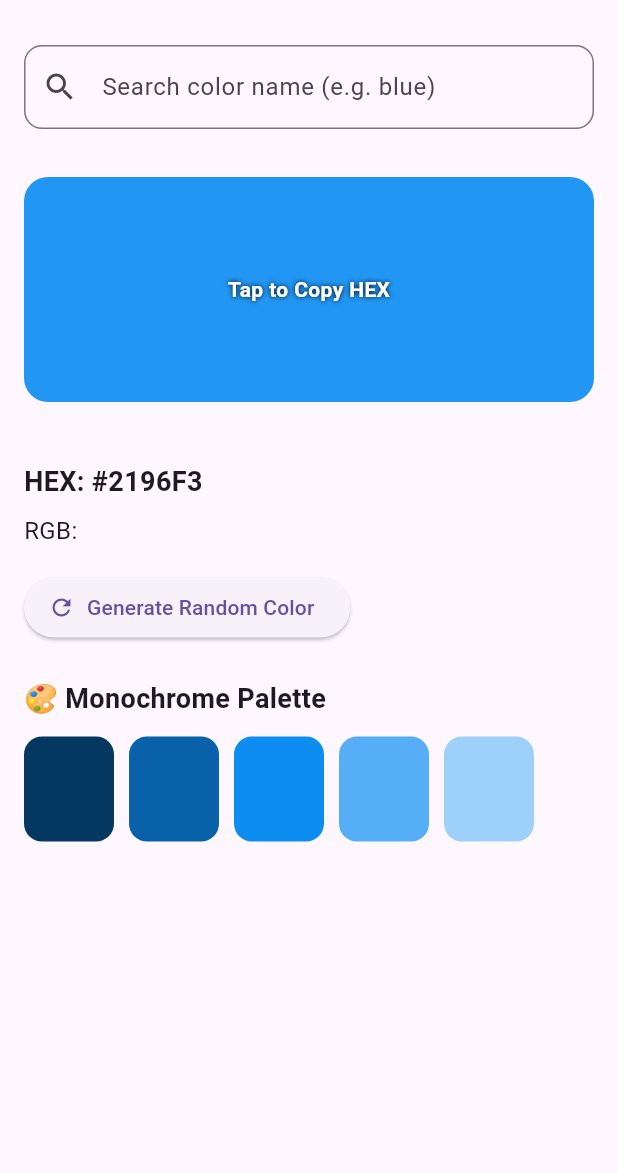
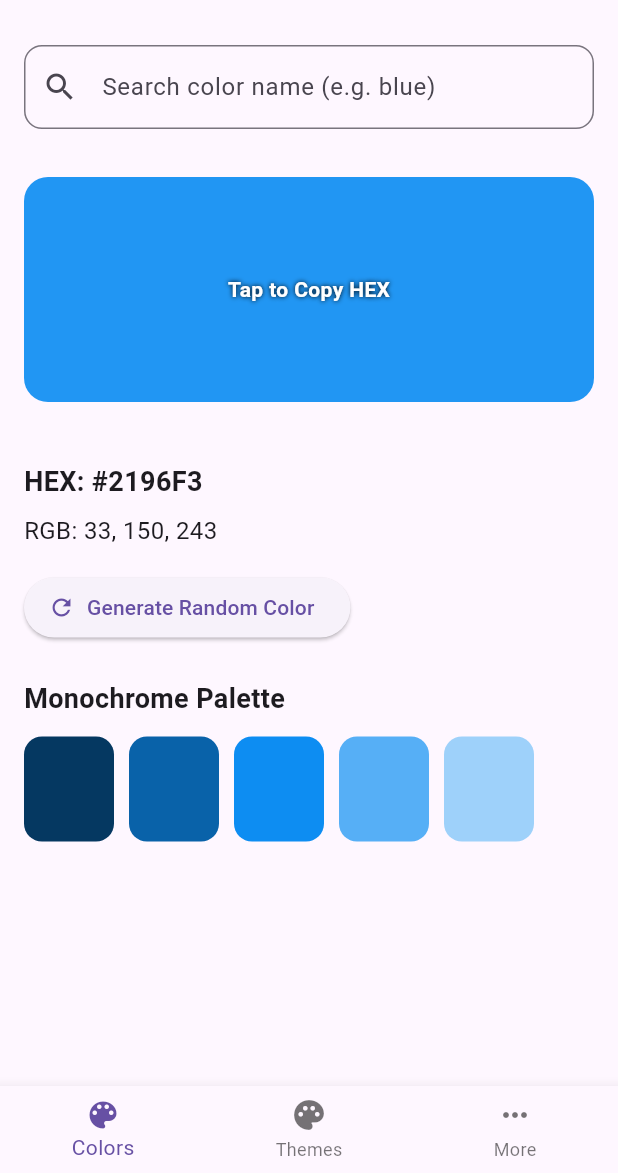
Before and after one commit to jb-git-code/heco, a Flutter app: the screen it shows after launch, on a phone screen of 412 x 824 dp, the part 63-1236 px from its top. Run offline on Flutter 3.47's test engine with Material 3 defaults, Android fonts, the light colour scheme and no system bars; our stand-ins replace flutter_colorpicker.

Commit message:
add theme generator

```diff
--- a/lib/main.dart
+++ b/lib/main.dart
@@ -1,5 +1,5 @@
 import 'package:flutter/material.dart';
-import 'screens/home_screen.dart';
+import 'screens/root_screen.dart';
 
 void main() {
   runApp(const ColorHelperApp());
@@ -11,13 +11,10 @@ class ColorHelperApp extends StatelessWidget {
   @override
   Widget build(BuildContext context) {
     return MaterialApp(
-      title: 'Color Helper',
       debugShowCheckedModeBanner: false,
-      theme: ThemeData(
-        useMaterial3: true,
-        fontFamily: 'Roboto',
-      ),
-      home: const HomeScreen(),
+      title: 'HECO',
+      theme: ThemeData(useMaterial3: true),
+      home: const RootScreen(),
     );
   }
 }
--- a/lib/screens/home_screen.dart
+++ b/lib/screens/home_screen.dart
@@ -161,7 +161,7 @@ class _HomeScreenState extends State<HomeScreen> {
               style: const TextStyle(fontSize: 18, fontWeight: FontWeight.w600),
             ),
             const SizedBox(height: 8),
-            Text("RGB: ", style: const TextStyle(fontSize: 16)),
+            Text("RGB: $rgb", style: const TextStyle(fontSize: 16)),
 
             const SizedBox(height: 16),
 
@@ -175,7 +175,7 @@ class _HomeScreenState extends State<HomeScreen> {
 
             // 🎨 MONOCHROME PALETTE
             const Text(
-              "🎨 Monochrome Palette",
+              "Monochrome Palette",
               style: TextStyle(fontSize: 18, fontWeight: FontWeight.bold),
             ),
 
--- /dev/null
+++ b/lib/screens/root_screen.dart
@@ -0,0 +1,45 @@
+import 'package:flutter/material.dart';
+import 'home_screen.dart';
+import 'theme_generator_screen.dart';
+import 'future_screen.dart';
+
+class RootScreen extends StatefulWidget {
+  const RootScreen({super.key});
+
+  @override
+  State<RootScreen> createState() => _RootScreenState();
+}
+
+class _RootScreenState extends State<RootScreen> {
+  int _currentIndex = 0;
+
+  final List<Widget> _screens = const [
+    HomeScreen(),
+    ThemeGeneratorScreen(),
+    FutureScreen(),
+  ];
+
+  @override
+  Widget build(BuildContext context) {
+    return Scaffold(
+      body: _screens[_currentIndex],
+
+      bottomNavigationBar: BottomNavigationBar(
+        currentIndex: _currentIndex,
+        onTap: (index) {
+          setState(() {
+            _currentIndex = index;
+          });
+        },
+        items: const [
+          BottomNavigationBarItem(
+            icon: Icon(Icons.color_lens ),
+            label: "Colors",
+          ),
+          BottomNavigationBarItem(icon: Icon(Icons.palette), label: "Themes"),
+          BottomNavigationBarItem(icon: Icon(Icons.more_horiz), label: "More"),
+        ],
+      ),
+    );
+  }
+}
--- a/lib/utils/theme_utils.dart
+++ b/lib/utils/theme_utils.dart
@@ -0,0 +1,56 @@
+import 'package:flutter/material.dart';
+
+class ThemeUtils {
+  static ThemeData buildTheme(List<Color> colors, {required bool isDark}) {
+    final primary = colors[0];
+    final secondary = colors.length > 1 ? colors[1] : colors[0];
+    final background = colors.length > 2
+        ? colors[2]
+        : (isDark ? Colors.black : Colors.white);
+    final surface = colors.length > 3
+        ? colors[3]
+        : (isDark ? const Color(0xFF1E1E1E) : Colors.white);
+
+    return ThemeData(
+      useMaterial3: true,
+      colorScheme: ColorScheme(
+        brightness: isDark ? Brightness.dark : Brightness.light,
+
+        primary: primary,
+        onPrimary: _onColor(primary),
+
+        secondary: secondary,
+        onSecondary: _onColor(secondary),
+
+        background: background,
+        onBackground: _onColor(background),
+
+        surface: surface, // ✅ 4th color used here
+        onSurface: _onColor(surface),
+
+        error: Colors.red,
+        onError: Colors.white,
+      ),
+    );
+  }
+
+  static String exportFlutterTheme(List<Color> colors) {
+    String hex(Color c) =>
+        '0xFF${c.value.toRadixString(16).substring(2).toUpperCase()}';
+
+    return '''
+ThemeData(
+  useMaterial3: true,
+  colorScheme: ColorScheme.light(
+    primary: Color(${hex(colors[0])}),
+    secondary: Color(${hex(colors[1])}),
+    background: Color(${hex(colors.length > 2 ? colors[2] : Colors.white)}),
+  ),
+);
+''';
+  }
+
+  static Color _onColor(Color bg) {
+    return bg.computeLuminance() > 0.5 ? Colors.black : Colors.white;
+  }
+}
--- a/pubspec.yaml
+++ b/pubspec.yaml
@@ -34,6 +34,9 @@ dependencies:
   # The following adds the Cupertino Icons font to your application.
   # Use with the CupertinoIcons class for iOS style icons.
   cupertino_icons: ^1.0.8
+  flutter_colorpicker: ^1.1.0
+  firebase_core: ^4.3.0
+  cloud_firestore: ^6.1.1
 
 dev_dependencies:
   flutter_test:
```
Also changed, not shown: lib/screens/future_screen.dart (added, +32 -0 lines), lib/screens/theme_generator_screen.dart (+232 -0 lines), lib/widgets/theme_preview_card.dart (+97 -0 lines), lib/utils/gradient_utils.dart (added), pubspec.lock, 9 other files.
